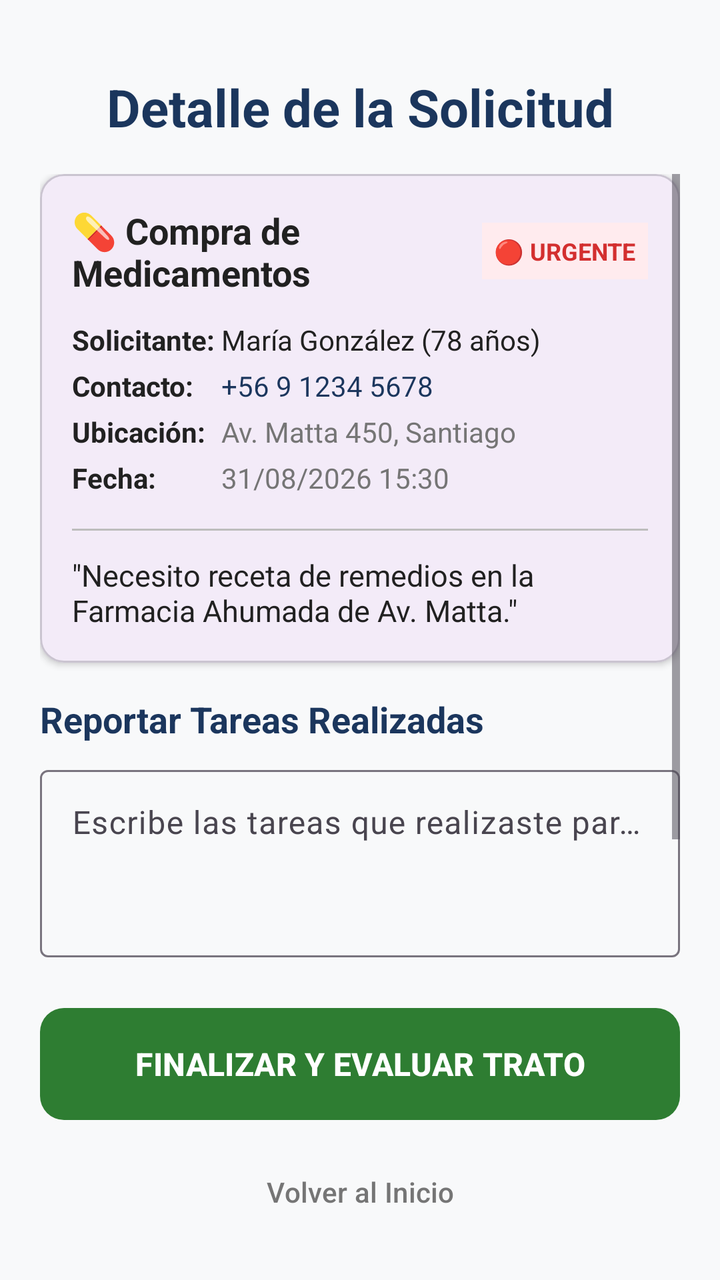
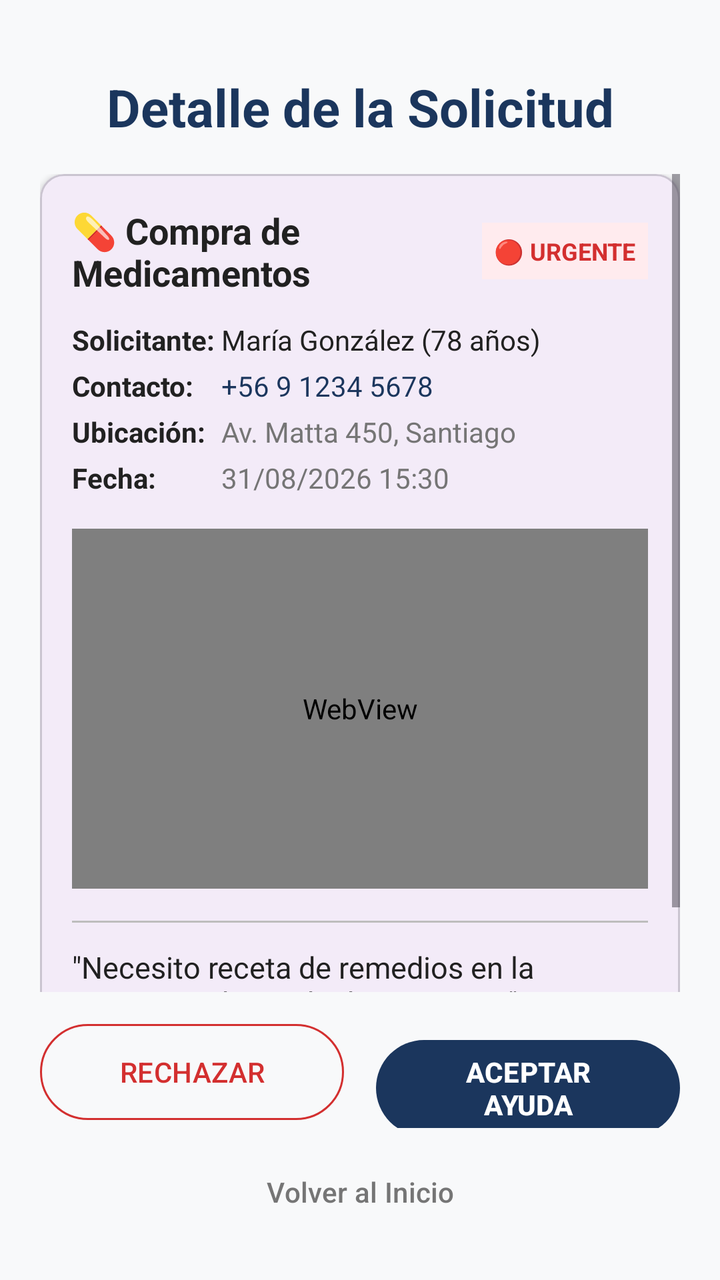

An Android layout rendered at two revisions. The XML below is the earlier revision; the diff shows what the commit changed to produce the second picture.
<!-- AndroidManifest.xml: application theme Theme.Voluntarios -->
<!-- res/layout/activity_detalle_solicitud.xml -->
<?xml version="1.0" encoding="utf-8"?>
<androidx.constraintlayout.widget.ConstraintLayout xmlns:android="http://schemas.android.com/apk/res/android"
    xmlns:app="http://schemas.android.com/apk/res-auto"
    xmlns:tools="http://schemas.android.com/tools"
    android:layout_width="match_parent"
    android:layout_height="match_parent"
    android:background="@color/background_light"
    android:padding="20dp"
    tools:context=".vistas.solicitud.DetalleSolicitudActivity">

    <TextView
        android:id="@+id/txtDetalleTitulo"
        android:layout_width="wrap_content"
        android:layout_height="wrap_content"
        android:layout_marginTop="16dp"
        android:text="@string/detalle_solicitud_titulo"
        android:textColor="@color/primary_blue"
        android:textSize="26sp"
        android:textStyle="bold"
        app:layout_constraintLeft_toLeftOf="parent"
        app:layout_constraintRight_toRightOf="parent"
        app:layout_constraintTop_toTopOf="parent" />

    <ScrollView
        android:layout_width="0dp"
        android:layout_height="0dp"
        android:layout_marginTop="16dp"
        android:layout_marginBottom="12dp"
        app:layout_constraintBottom_toTopOf="@+id/btnFinalizarYCalificar"
        app:layout_constraintLeft_toLeftOf="parent"
        app:layout_constraintRight_toRightOf="parent"
        app:layout_constraintTop_toBottomOf="@id/txtDetalleTitulo">

        <LinearLayout
            android:layout_width="match_parent"
            android:layout_height="wrap_content"
            android:orientation="vertical">

            
            <com.google.android.material.card.MaterialCardView
                android:layout_width="match_parent"
                android:layout_height="wrap_content"
                android:layout_marginBottom="16dp"
                app:cardCornerRadius="12dp"
                app:cardElevation="2dp">

                <LinearLayout
                    android:layout_width="match_parent"
                    android:layout_height="wrap_content"
                    android:orientation="vertical"
                    android:padding="16dp">

                    <LinearLayout
                        android:layout_width="match_parent"
                        android:layout_height="wrap_content"
                        android:orientation="horizontal"
                        android:gravity="center_vertical">

                        <TextView
                            android:id="@+id/txtDetalleCategoria"
                            android:layout_width="0dp"
                            android:layout_height="wrap_content"
                            android:layout_weight="1"
                            android:text="💊 Compra de Medicamentos"
                            android:textSize="18sp"
                            android:textStyle="bold"
                            android:textColor="@color/text_primary" />

                        <TextView
                            android:id="@+id/txtDetallePrioridad"
                            android:layout_width="wrap_content"
                            android:layout_height="wrap_content"
                            android:text="🔴 URGENTE"
                            android:textSize="12sp"
                            android:textStyle="bold"
                            android:textColor="#D32F2F"
                            android:background="#FFEBEE"
                            android:padding="6dp" />
                    </LinearLayout>

                    
                    <TableLayout
                        android:id="@+id/tblFichaSolicitud"
                        android:layout_width="match_parent"
                        android:layout_height="wrap_content"
                        android:stretchColumns="1"
                        android:layout_marginTop="12dp"
                        android:layout_marginBottom="8dp">

                        <TableRow android:paddingBottom="4dp">
                            <TextView
                                android:text="Solicitante: "
                                android:textStyle="bold"
                                android:textColor="@color/text_primary" />
                            <TextView
                                android:id="@+id/txtDetalleNombre"
                                android:text="María González (78 años)"
                                android:textColor="@color/text_primary" />
                        </TableRow>

                        <TableRow android:paddingBottom="4dp">
                            <TextView
                                android:text="Contacto: "
                                android:textStyle="bold"
                                android:textColor="@color/text_primary" />
                            <TextView
                                android:id="@+id/txtDetalleTelefono"
                                android:text="+56 9 1234 5678"
                                android:textColor="@color/primary_blue" />
                        </TableRow>

                        <TableRow android:paddingBottom="4dp">
                            <TextView
                                android:text="Ubicación: "
                                android:textStyle="bold"
                                android:textColor="@color/text_primary" />
                            <TextView
                                android:id="@+id/txtDetalleDireccion"
                                android:text="Av. Matta 450, Santiago"
                                android:textColor="@color/text_secondary" />
                        </TableRow>

                        <TableRow>
                            <TextView
                                android:text="Fecha: "
                                android:textStyle="bold"
                                android:textColor="@color/text_primary" />
                            <TextView
                                android:id="@+id/txtDetalleFecha"
                                android:text="31/08/2026 15:30"
                                android:textColor="@color/text_secondary" />
                        </TableRow>
                    </TableLayout>

                    <View
                        android:layout_width="match_parent"
                        android:layout_height="1dp"
                        android:background="@color/divider_color"
                        android:layout_marginTop="8dp"
                        android:layout_marginBottom="12dp" />

                    <TextView
                        android:id="@+id/txtDetalleDescripcion"
                        android:layout_width="wrap_content"
                        android:layout_height="wrap_content"
                        android:text="&quot;Necesito receta de remedios en la Farmacia Ahumada de Av. Matta.&quot;"
                        android:textSize="15sp"
                        android:textColor="@color/text_primary" />
                </LinearLayout>
            </com.google.android.material.card.MaterialCardView>

            
            <TextView
                android:layout_width="wrap_content"
                android:layout_height="wrap_content"
                android:text="@string/detalle_solicitud_seccion_reporte"
                android:textSize="18sp"
                android:textStyle="bold"
                android:textColor="@color/primary_blue"
                android:layout_marginBottom="8dp" />

            <com.google.android.material.textfield.TextInputLayout
                android:id="@+id/tilTareasRealizadas"
                style="@style/Widget.Material3.TextInputLayout.OutlinedBox"
                android:layout_width="match_parent"
                android:layout_height="wrap_content"
                android:hint="@string/detalle_solicitud_hint_tareas">

                <com.google.android.material.textfield.TextInputEditText
                    android:id="@+id/edtTareasRealizadas"
                    android:layout_width="match_parent"
                    android:layout_height="wrap_content"
                    android:minLines="3"
                    android:gravity="top"
                    android:textSize="16sp"
                    android:inputType="textMultiLine" />
            </com.google.android.material.textfield.TextInputLayout>

            <com.google.android.material.button.MaterialButton
                android:id="@+id/btnAdjuntarFoto"
                style="@style/Widget.Material3.Button.OutlinedButton"
                android:layout_width="match_parent"
                android:layout_height="56dp"
                android:layout_marginTop="12dp"
                android:text="@string/detalle_solicitud_btn_evidencia"
                android:textColor="@color/primary_blue"
                app:strokeColor="@color/primary_blue"
                app:cornerRadius="8dp" />

            <TextView
                android:id="@+id/txtFotoEstado"
                android:layout_width="wrap_content"
                android:layout_height="wrap_content"
                android:layout_marginTop="6dp"
                android:text="📷 Ninguna foto seleccionada aún"
                android:textSize="13sp"
                android:textColor="@color/text_secondary" />

        </LinearLayout>
    </ScrollView>

    <com.google.android.material.button.MaterialButton
        android:id="@+id/btnFinalizarYCalificar"
        android:layout_width="0dp"
        android:layout_height="64dp"
        android:layout_marginBottom="8dp"
        android:text="@string/detalle_solicitud_btn_finalizar"
        android:textSize="16sp"
        android:textStyle="bold"
        app:backgroundTint="@color/secondary_green"
        app:cornerRadius="12dp"
        app:layout_constraintBottom_toTopOf="@+id/btnVolverDetalle"
        app:layout_constraintLeft_toLeftOf="parent"
        app:layout_constraintRight_toRightOf="parent" />

    <com.google.android.material.button.MaterialButton
        android:id="@+id/btnVolverDetalle"
        style="@style/Widget.Material3.Button.TextButton"
        android:layout_width="wrap_content"
        android:layout_height="wrap_content"
        android:text="@string/reg_btn_volver"
        android:textColor="@color/text_secondary"
        android:textSize="14sp"
        app:layout_constraintBottom_toBottomOf="parent"
        app:layout_constraintLeft_toLeftOf="parent"
        app:layout_constraintRight_toRightOf="parent" />

</androidx.constraintlayout.widget.ConstraintLayout>
<!-- resources referenced by this layout -->
<resources>
  <color name="background_light">#F8F9FA</color>
  <color name="divider_color">#BDBDBD</color>
  <color name="primary_blue">#1B365D</color>
  <color name="secondary_green">#2E7D32</color>
  <color name="text_primary">#212121</color>
  <color name="text_secondary">#757575</color>
  <string name="detalle_solicitud_btn_evidencia">📷 Adjuntar Foto de Evidencia</string>
  <string name="detalle_solicitud_btn_finalizar">FINALIZAR Y EVALUAR TRATO</string>
  <string name="detalle_solicitud_hint_tareas">Escribe las tareas que realizaste para el adulto mayor...</string>
  <string name="detalle_solicitud_seccion_reporte">Reportar Tareas Realizadas</string>
  <string name="detalle_solicitud_titulo">Detalle de la Solicitud</string>
  <string name="reg_btn_volver">Volver al Inicio</string>
  <style name="Theme.Voluntarios" parent="Base.Theme.Voluntarios" />
  <style name="Base.Theme.Voluntarios" parent="Theme.Material3.DayNight.NoActionBar">
          
          
      </style>
</resources>

<!-- the commit's change to res/layout/activity_detalle_solicitud.xml (unified diff, before → after) -->
@@ -26,7 +26,8 @@
         android:layout_height="0dp"
         android:layout_marginTop="16dp"
         android:layout_marginBottom="12dp"
-        app:layout_constraintBottom_toTopOf="@+id/btnFinalizarYCalificar"
+        android:fillViewport="true"
+        app:layout_constraintBottom_toTopOf="@+id/containerAccionesIniciales"
         app:layout_constraintLeft_toLeftOf="parent"
         app:layout_constraintRight_toRightOf="parent"
         app:layout_constraintTop_toBottomOf="@id/txtDetalleTitulo">
@@ -39,14 +40,14 @@
             
             <com.google.android.material.card.MaterialCardView
                 android:layout_width="match_parent"
-                android:layout_height="wrap_content"
+                android:layout_height="match_parent"
                 android:layout_marginBottom="16dp"
                 app:cardCornerRadius="12dp"
                 app:cardElevation="2dp">
 
                 <LinearLayout
                     android:layout_width="match_parent"
-                    android:layout_height="wrap_content"
+                    android:layout_height="match_parent"
                     android:orientation="vertical"
                     android:padding="16dp">
 
@@ -132,6 +133,15 @@
                         </TableRow>
                     </TableLayout>
 
+                    
+                    <WebView
+                        android:id="@+id/webViewMapa"
+                        android:layout_width="match_parent"
+                        android:layout_height="180dp"
+                        android:layout_marginTop="8dp"
+                        android:layout_marginBottom="8dp"
+                        android:background="#E0E0E0" />
+
                     <View
                         android:layout_width="match_parent"
                         android:layout_height="1dp"
@@ -150,55 +160,110 @@
             </com.google.android.material.card.MaterialCardView>
 
             
-            <TextView
-                android:layout_width="wrap_content"
-                android:layout_height="wrap_content"
-                android:text="@string/detalle_solicitud_seccion_reporte"
-                android:textSize="18sp"
-                android:textStyle="bold"
-                android:textColor="@color/primary_blue"
-                android:layout_marginBottom="8dp" />
-
-            <com.google.android.material.textfield.TextInputLayout
-                android:id="@+id/tilTareasRealizadas"
-                style="@style/Widget.Material3.TextInputLayout.OutlinedBox"
+            <LinearLayout
+                android:id="@+id/containerEvidencias"
                 android:layout_width="match_parent"
                 android:layout_height="wrap_content"
-                android:hint="@string/detalle_solicitud_hint_tareas">
-
-                <com.google.android.material.textfield.TextInputEditText
-                    android:id="@+id/edtTareasRealizadas"
-                    android:layout_width="match_parent"
+                android:orientation="vertical"
+                android:visibility="gone">
+
+                <TextView
+                    android:layout_width="wrap_content"
                     android:layout_height="wrap_content"
-                    android:minLines="3"
-                    android:gravity="top"
-                    android:textSize="16sp"
-                    android:inputType="textMultiLine" />
-            </com.google.android.material.textfield.TextInputLayout>
-
-            <com.google.android.material.button.MaterialButton
-                android:id="@+id/btnAdjuntarFoto"
-                style="@style/Widget.Material3.Button.OutlinedButton"
-                android:layout_width="match_parent"
-                android:layout_height="56dp"
-                android:layout_marginTop="12dp"
-                android:text="@string/detalle_solicitud_btn_evidencia"
-                android:textColor="@color/primary_blue"
-                app:strokeColor="@color/primary_blue"
-                app:cornerRadius="8dp" />
-
-            <TextView
-                android:id="@+id/txtFotoEstado"
-                android:layout_width="wrap_content"
-                android:layout_height="wrap_content"
-                android:layout_marginTop="6dp"
-                android:text="📷 Ninguna foto seleccionada aún"
-                android:textSize="13sp"
-                android:textColor="@color/text_secondary" />
+                    android:text="@string/detalle_solicitud_seccion_reporte"
+                    android:textSize="18sp"
+                    android:textStyle="bold"
+                    android:textColor="@color/primary_blue"
+                    android:layout_marginBottom="8dp" />
+
+                <com.google.android.material.textfield.TextInputLayout
+                    android:id="@+id/tilTareasRealizadas"
+                    style="@style/Widget.Material3.TextInputLayout.OutlinedBox"
+                    android:layout_width="match_parent"
+                    android:layout_height="wrap_content"
+                    android:hint="@string/detalle_solicitud_hint_tareas">
+
+                    <com.google.android.material.textfield.TextInputEditText
+                        android:id="@+id/edtTareasRealizadas"
+                        android:layout_width="match_parent"
+                        android:layout_height="wrap_content"
+                        android:minLines="3"
+                        android:gravity="top"
+                        android:textSize="16sp"
+                        android:inputType="textMultiLine" />
+                </com.google.android.material.textfield.TextInputLayout>
+
+                <com.google.android.material.button.MaterialButton
+                    android:id="@+id/btnAdjuntarFoto"
+                    style="@style/Widget.Material3.Button.OutlinedButton"
+                    android:layout_width="match_parent"
+                    android:layout_height="56dp"
+                    android:layout_marginTop="12dp"
+                    android:text="📷 Tomar Foto de Evidencia"
+                    android:textColor="@color/primary_blue"
+                    app:strokeColor="@color/primary_blue"
+                    app:cornerRadius="8dp" />
+
+                <ImageView
+                    android:id="@+id/imgFotoEvidencia"
+                    android:layout_width="match_parent"
+                    android:layout_height="200dp"
+                    android:layout_marginTop="12dp"
+                    android:scaleType="centerCrop"
+                    android:visibility="gone"
+                    android:contentDescription="Vista previa de evidencia"
+                    android:background="#EEEEEE" />
+
+                <TextView
+                    android:id="@+id/txtFotoEstado"
+                    android:layout_width="wrap_content"
+                    android:layout_height="wrap_content"
+                    android:layout_marginTop="6dp"
+                    android:text="📷 Ninguna foto seleccionada aún"
+                    android:textSize="13sp"
+                    android:textColor="@color/text_secondary" />
+
+            </LinearLayout>
 
         </LinearLayout>
     </ScrollView>
 
+    
+    
+    <LinearLayout
+        android:id="@+id/containerAccionesIniciales"
+        android:layout_width="0dp"
+        android:layout_height="wrap_content"
+        android:orientation="horizontal"
+        android:layout_marginBottom="8dp"
+        android:weightSum="2"
+        app:layout_constraintBottom_toTopOf="@+id/btnVolverDetalle"
+        app:layout_constraintLeft_toLeftOf="parent"
+        app:layout_constraintRight_toRightOf="parent">
+
+        <com.google.android.material.button.MaterialButton
+            android:id="@+id/btnRechazarAyuda"
+            style="@style/Widget.Material3.Button.OutlinedButton"
+            android:layout_width="0dp"
+            android:layout_height="56dp"
+            android:layout_weight="1"
+            android:layout_marginEnd="8dp"
+            android:text="RECHAZAR"
+            android:textColor="#D32F2F"
+            app:strokeColor="#D32F2F" />
+
+        <com.google.android.material.button.MaterialButton
+            android:id="@+id/btnAceptarAyuda"
+            android:layout_width="0dp"
+            android:layout_height="56dp"
+            android:layout_weight="1"
+            android:layout_marginStart="8dp"
+            android:text="ACEPTAR AYUDA"
+            android:textStyle="bold"
+            app:backgroundTint="@color/primary_blue" />
+    </LinearLayout>
+
+    
     <com.google.android.material.button.MaterialButton
         android:id="@+id/btnFinalizarYCalificar"
         android:layout_width="0dp"
@@ -207,6 +272,7 @@
         android:text="@string/detalle_solicitud_btn_finalizar"
         android:textSize="16sp"
         android:textStyle="bold"
+        android:visibility="gone"
         app:backgroundTint="@color/secondary_green"
         app:cornerRadius="12dp"
         app:layout_constraintBottom_toTopOf="@+id/btnVolverDetalle"
<!-- resource entries referenced after the edit -->
@@ -6,7 +6,6 @@
   <color name="secondary_green">#2E7D32</color>
   <color name="text_primary">#212121</color>
   <color name="text_secondary">#757575</color>
-  <string name="detalle_solicitud_btn_evidencia">📷 Adjuntar Foto de Evidencia</string>
   <string name="detalle_solicitud_btn_finalizar">FINALIZAR Y EVALUAR TRATO</string>
   <string name="detalle_solicitud_hint_tareas">Escribe las tareas que realizaste para el adulto mayor...</string>
   <string name="detalle_solicitud_seccion_reporte">Reportar Tareas Realizadas</string>
